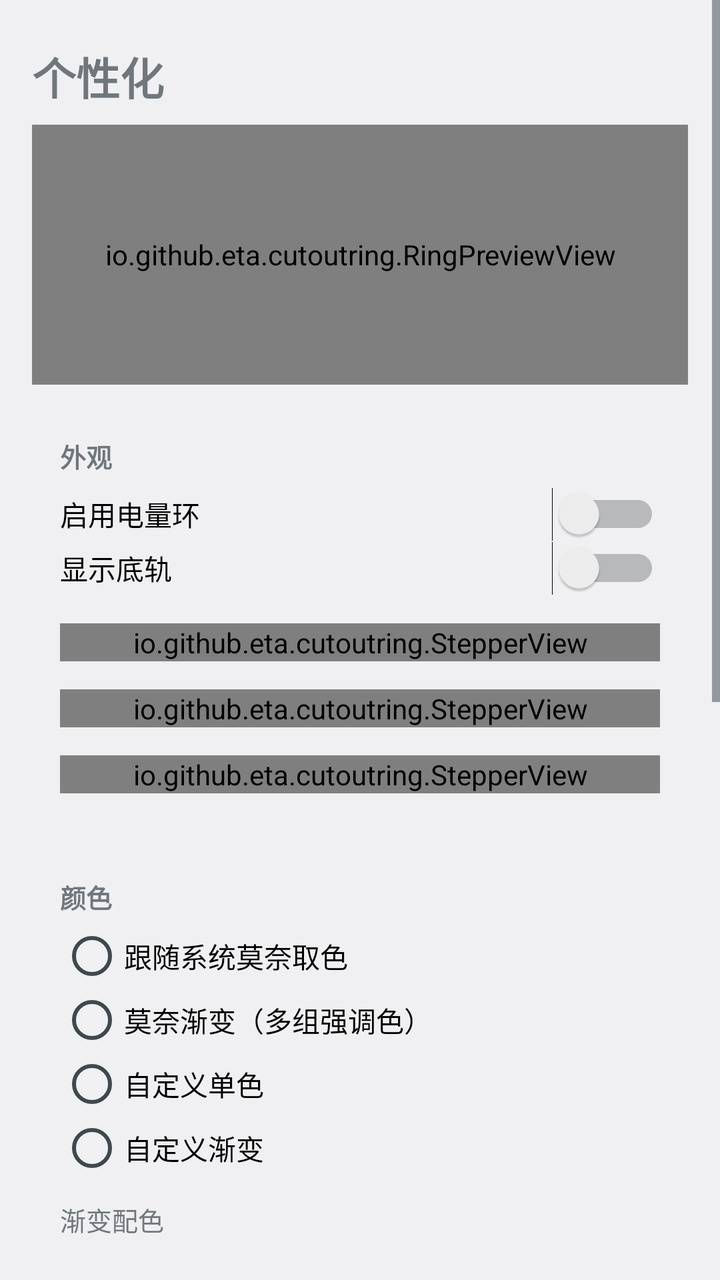
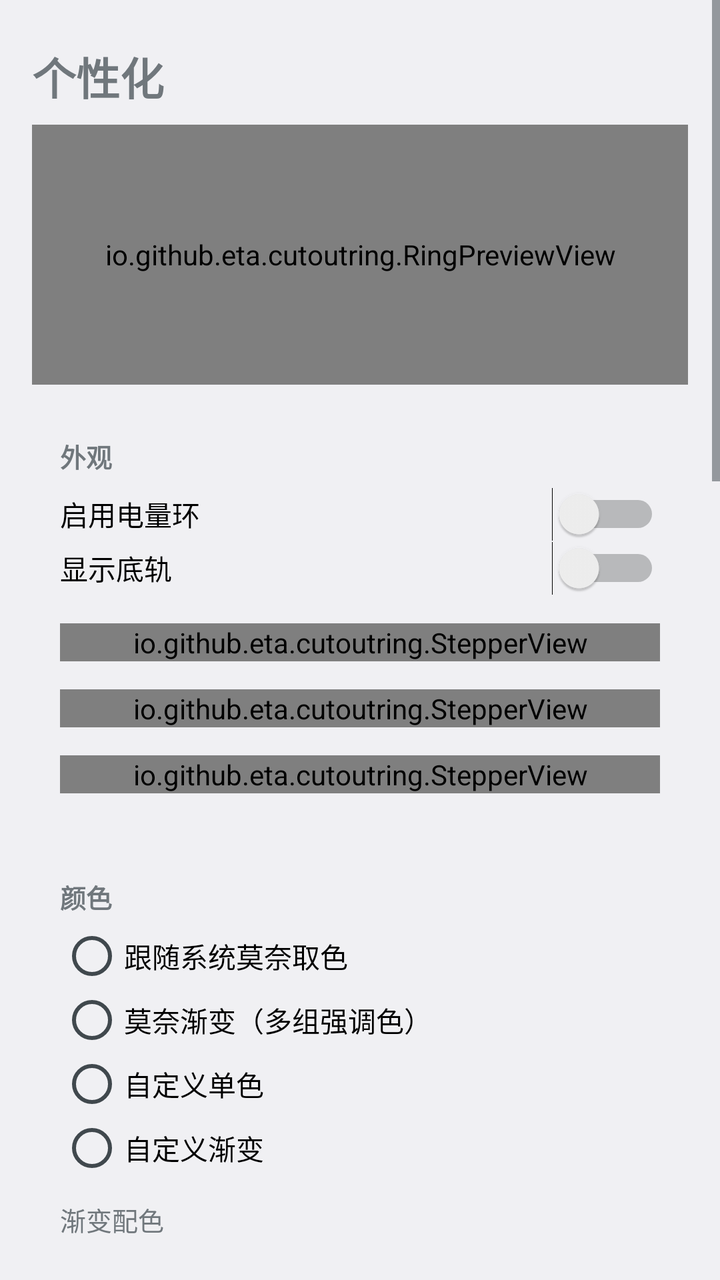

Before-and-after screenshots of an Android layout around one commit, followed by the original layout XML and the change that was made.
<!-- AndroidManifest.xml: application theme android:Theme.DeviceDefault.DayNight -->
<!-- res/layout/page_personalize.xml -->
<?xml version="1.0" encoding="utf-8"?>
<ScrollView xmlns:android="http://schemas.android.com/apk/res/android"
    android:layout_width="match_parent"
    android:layout_height="match_parent">

    <LinearLayout
        android:layout_width="match_parent"
        android:layout_height="wrap_content"
        android:orientation="vertical"
        android:padding="16dp">

        <TextView
            android:layout_width="match_parent"
            android:layout_height="wrap_content"
            android:layout_marginTop="6dp"
            android:text="@string/tab_personalize"
            android:textSize="22sp"
            android:textStyle="bold" />

        <io.github.eta.cutoutring.RingPreviewView
            android:id="@+id/preview"
            android:layout_width="match_parent"
            android:layout_height="130dp"
            android:layout_marginTop="8dp" />

        
        <LinearLayout
            android:id="@+id/card_appearance"
            android:layout_width="match_parent"
            android:layout_height="wrap_content"
            android:layout_marginTop="12dp"
            android:orientation="vertical"
            android:padding="14dp">

            <TextView
                android:layout_width="match_parent"
                android:layout_height="wrap_content"
                android:text="@string/section_appearance"
                android:textSize="13sp"
                android:textStyle="bold" />

            <Switch
                android:id="@+id/sw_enable"
                android:layout_width="match_parent"
                android:layout_height="wrap_content"
                android:layout_marginTop="6dp"
                android:text="@string/opt_enable" />

            <Switch
                android:id="@+id/sw_track"
                android:layout_width="match_parent"
                android:layout_height="wrap_content"
                android:text="@string/opt_track" />

            <io.github.eta.cutoutring.StepperView
                android:id="@+id/st_stroke"
                android:layout_width="match_parent"
                android:layout_height="wrap_content"
                android:layout_marginTop="14dp" />

            <io.github.eta.cutoutring.StepperView
                android:id="@+id/st_gap"
                android:layout_width="match_parent"
                android:layout_height="wrap_content"
                android:layout_marginTop="14dp" />

            <io.github.eta.cutoutring.StepperView
                android:id="@+id/st_start"
                android:layout_width="match_parent"
                android:layout_height="wrap_content"
                android:layout_marginTop="14dp" />
        </LinearLayout>

        
        <LinearLayout
            android:id="@+id/card_color"
            android:layout_width="match_parent"
            android:layout_height="wrap_content"
            android:layout_marginTop="14dp"
            android:orientation="vertical"
            android:padding="14dp">

            <TextView
                android:layout_width="match_parent"
                android:layout_height="wrap_content"
                android:text="@string/section_color"
                android:textSize="13sp"
                android:textStyle="bold" />

            <RadioGroup
                android:id="@+id/rg_mode"
                android:layout_width="match_parent"
                android:layout_height="wrap_content"
                android:layout_marginTop="4dp"
                android:orientation="vertical">

                <RadioButton
                    android:id="@+id/rb_monet"
                    android:layout_width="match_parent"
                    android:layout_height="wrap_content"
                    android:text="@string/mode_monet" />

                <RadioButton
                    android:id="@+id/rb_monet_gradient"
                    android:layout_width="match_parent"
                    android:layout_height="wrap_content"
                    android:text="@string/mode_monet_gradient" />

                <RadioButton
                    android:id="@+id/rb_single"
                    android:layout_width="match_parent"
                    android:layout_height="wrap_content"
                    android:text="@string/mode_single" />

                <RadioButton
                    android:id="@+id/rb_gradient"
                    android:layout_width="match_parent"
                    android:layout_height="wrap_content"
                    android:text="@string/mode_gradient" />
            </RadioGroup>

            <LinearLayout
                android:id="@+id/row_monet_palette"
                android:layout_width="match_parent"
                android:layout_height="wrap_content"
                android:layout_marginTop="10dp"
                android:gravity="center_vertical"
                android:orientation="horizontal">

                <TextView
                    android:layout_width="0dp"
                    android:layout_height="wrap_content"
                    android:layout_weight="1"
                    android:text="@string/monet_palette"
                    android:textSize="13sp" />

                <LinearLayout
                    android:id="@+id/monet_pair_container"
                    android:layout_width="wrap_content"
                    android:layout_height="wrap_content"
                    android:gravity="center_vertical"
                    android:orientation="horizontal" />
            </LinearLayout>

            <LinearLayout
                android:id="@+id/row_single"
                android:layout_width="match_parent"
                android:layout_height="wrap_content"
                android:layout_marginTop="8dp"
                android:gravity="center_vertical"
                android:orientation="horizontal">

                <TextView
                    android:layout_width="0dp"
                    android:layout_height="wrap_content"
                    android:layout_weight="1"
                    android:text="@string/color_single"
                    android:textSize="13sp" />

                <View
                    android:id="@+id/swatch_single"
                    android:layout_width="38dp"
                    android:layout_height="38dp" />
            </LinearLayout>

            <LinearLayout
                android:id="@+id/row_gradient"
                android:layout_width="match_parent"
                android:layout_height="wrap_content"
                android:layout_marginTop="8dp"
                android:orientation="vertical">

                <LinearLayout
                    android:layout_width="match_parent"
                    android:layout_height="wrap_content"
                    android:gravity="center_vertical"
                    android:orientation="horizontal">

                    <TextView
                        android:layout_width="0dp"
                        android:layout_height="wrap_content"
                        android:layout_weight="1"
                        android:text="@string/color_start"
                        android:textSize="13sp" />

                    <View
                        android:id="@+id/swatch_start"
                        android:layout_width="38dp"
                        android:layout_height="38dp" />
                </LinearLayout>

                <LinearLayout
                    android:layout_width="match_parent"
                    android:layout_height="wrap_content"
                    android:layout_marginTop="8dp"
                    android:gravity="center_vertical"
                    android:orientation="horizontal">

                    <TextView
                        android:layout_width="0dp"
                        android:layout_height="wrap_content"
                        android:layout_weight="1"
                        android:text="@string/color_end"
                        android:textSize="13sp" />

                    <View
                        android:id="@+id/swatch_end"
                        android:layout_width="38dp"
                        android:layout_height="38dp" />
                </LinearLayout>
            </LinearLayout>

            <Switch
                android:id="@+id/sw_warn"
                android:layout_width="match_parent"
                android:layout_height="wrap_content"
                android:layout_marginTop="12dp"
                android:text="@string/warn_enable" />

            <io.github.eta.cutoutring.StepperView
                android:id="@+id/st_warn_threshold"
                android:layout_width="match_parent"
                android:layout_height="wrap_content"
                android:layout_marginTop="10dp" />

            <LinearLayout
                android:id="@+id/row_warn"
                android:layout_width="match_parent"
                android:layout_height="wrap_content"
                android:layout_marginTop="6dp"
                android:gravity="center_vertical"
                android:orientation="horizontal">

                <TextView
                    android:layout_width="0dp"
                    android:layout_height="wrap_content"
                    android:layout_weight="1"
                    android:text="@string/warn_color"
                    android:textSize="13sp" />

                <View
                    android:id="@+id/swatch_warn"
                    android:layout_width="38dp"
                    android:layout_height="38dp" />
            </LinearLayout>

            <Switch
                android:id="@+id/sw_charging"
                android:layout_width="match_parent"
                android:layout_height="wrap_content"
                android:layout_marginTop="12dp"
                android:text="@string/charging_override" />

            <LinearLayout
                android:id="@+id/row_charging"
                android:layout_width="match_parent"
                android:layout_height="wrap_content"
                android:layout_marginTop="6dp"
                android:gravity="center_vertical"
                android:orientation="horizontal">

                <TextView
                    android:layout_width="0dp"
                    android:layout_height="wrap_content"
                    android:layout_weight="1"
                    android:text="@string/charging_color"
                    android:textSize="13sp" />

                <View
                    android:id="@+id/swatch_charging"
                    android:layout_width="38dp"
                    android:layout_height="38dp" />
            </LinearLayout>
        </LinearLayout>
        
        <LinearLayout
            android:id="@+id/card_charge_anim"
            android:layout_width="match_parent"
            android:layout_height="wrap_content"
            android:layout_marginTop="14dp"
            android:layout_marginBottom="20dp"
            android:orientation="vertical"
            android:padding="14dp">

            <TextView
                android:layout_width="match_parent"
                android:layout_height="wrap_content"
                android:text="@string/section_charge_anim"
                android:textSize="13sp"
                android:textStyle="bold" />

            <Switch
                android:id="@+id/sw_charge_anim"
                android:layout_width="match_parent"
                android:layout_height="wrap_content"
                android:layout_marginTop="6dp"
                android:text="@string/opt_charge_anim" />

            <TextView
                android:layout_width="match_parent"
                android:layout_height="wrap_content"
                android:layout_marginTop="4dp"
                android:lineSpacingExtra="3dp"
                android:text="@string/charge_anim_hint"
                android:textColor="?android:attr/textColorSecondary"
                android:textSize="12sp" />

            <io.github.eta.cutoutring.StepperView
                android:id="@+id/st_charge_anim_speed"
                android:layout_width="match_parent"
                android:layout_height="wrap_content"
                android:layout_marginTop="10dp" />
        </LinearLayout>
    </LinearLayout>
</ScrollView>
<!-- resources referenced by this layout -->
<resources>
  <string name="charge_anim_hint">插电时环会变绿并旋转两圈（先快后慢），转完保持绿色表示正在充电。</string>
  <string name="charging_color">充电颜色</string>
  <string name="charging_override">充电时统一着色</string>
  <string name="color_end">渐变终点色</string>
  <string name="color_single">环颜色</string>
  <string name="color_start">渐变起点色</string>
  <string name="mode_gradient">自定义渐变</string>
  <string name="mode_monet">跟随系统莫奈取色</string>
  <string name="mode_monet_gradient">莫奈渐变（多组强调色）</string>
  <string name="mode_single">自定义单色</string>
  <string name="monet_palette">渐变配色</string>
  <string name="opt_charge_anim">插入充电器时播放旋转动画</string>
  <string name="opt_enable">启用电量环</string>
  <string name="opt_track">显示底轨</string>
  <string name="section_appearance">外观</string>
  <string name="section_charge_anim">充电动画</string>
  <string name="section_color">颜色</string>
  <string name="tab_personalize">个性化</string>
  <string name="warn_color">低电量颜色</string>
  <string name="warn_enable">低电量时变色</string>
</resources>

<!-- the commit's change to res/layout/page_personalize.xml (unified diff, before → after) -->
@@ -274,6 +274,173 @@
         </LinearLayout>
         
         <LinearLayout
+            android:id="@+id/card_power"
+            android:layout_width="match_parent"
+            android:layout_height="wrap_content"
+            android:layout_marginTop="14dp"
+            android:orientation="vertical"
+            android:padding="14dp">
+
+            <TextView
+                android:layout_width="match_parent"
+                android:layout_height="wrap_content"
+                android:text="@string/section_power"
+                android:textSize="13sp"
+                android:textStyle="bold" />
+
+            <Switch
+                android:id="@+id/sw_power"
+                android:layout_width="match_parent"
+                android:layout_height="wrap_content"
+                android:layout_marginTop="6dp"
+                android:text="@string/opt_power" />
+
+            <TextView
+                android:layout_width="match_parent"
+                android:layout_height="wrap_content"
+                android:layout_marginTop="4dp"
+                android:lineSpacingExtra="3dp"
+                android:text="@string/power_hint"
+                android:textColor="?android:attr/textColorSecondary"
+                android:textSize="12sp" />
+
+            <LinearLayout
+                android:id="@+id/power_options"
+                android:layout_width="match_parent"
+                android:layout_height="wrap_content"
+                android:orientation="vertical">
+
+                <TextView
+                    android:layout_width="match_parent"
+                    android:layout_height="wrap_content"
+                    android:layout_marginTop="12dp"
+                    android:text="@string/section_power_style"
+                    android:textSize="13sp"
+                    android:textStyle="bold" />
+
+                <RadioGroup
+                    android:id="@+id/rg_power_mode"
+                    android:layout_width="match_parent"
+                    android:layout_height="wrap_content"
+                    android:layout_marginTop="4dp"
+                    android:orientation="vertical">
+
+                    <RadioButton
+                        android:id="@+id/rb_power_follow"
+                        android:layout_width="match_parent"
+                        android:layout_height="wrap_content"
+                        android:text="@string/power_mode_follow" />
+
+                    <RadioButton
+                        android:id="@+id/rb_power_single"
+                        android:layout_width="match_parent"
+                        android:layout_height="wrap_content"
+                        android:text="@string/power_mode_single" />
+
+                    <RadioButton
+                        android:id="@+id/rb_power_gradient"
+                        android:layout_width="match_parent"
+                        android:layout_height="wrap_content"
+                        android:text="@string/power_mode_gradient" />
+                </RadioGroup>
+
+                <LinearLayout
+                    android:id="@+id/row_power_single"
+                    android:layout_width="match_parent"
+                    android:layout_height="wrap_content"
+                    android:layout_marginTop="8dp"
+                    android:gravity="center_vertical"
+                    android:orientation="horizontal">
+
+                    <TextView
+                        android:layout_width="0dp"
+                        android:layout_height="wrap_content"
+                        android:layout_weight="1"
+                        android:text="@string/power_color"
+                        android:textSize="13sp" />
+
+                    <View
+                        android:id="@+id/swatch_power"
+                        android:layout_width="38dp"
+                        android:layout_height="38dp" />
+                </LinearLayout>
+
+                <LinearLayout
+                    android:id="@+id/row_power_gradient"
+                    android:layout_width="match_parent"
+                    android:layout_height="wrap_content"
+                    android:layout_marginTop="8dp"
+                    android:orientation="vertical">
+
+                    <LinearLayout
+                        android:layout_width="match_parent"
+                        android:layout_height="wrap_content"
+                        android:gravity="center_vertical"
+                        android:orientation="horizontal">
+
+                        <TextView
+                            android:layout_width="0dp"
+                            android:layout_height="wrap_content"
+                            android:layout_weight="1"
+                            android:text="@string/power_color_start"
+                            android:textSize="13sp" />
+
+                        <View
+                            android:id="@+id/swatch_power_start"
+                            android:layout_width="38dp"
+                            android:layout_height="38dp" />
+                    </LinearLayout>
+
+                    <LinearLayout
+                        android:layout_width="match_parent"
+                        android:layout_height="wrap_content"
+                        android:layout_marginTop="8dp"
+                        android:gravity="center_vertical"
+                        android:orientation="horizontal">
+
+                        <TextView
+                            android:layout_width="0dp"
+                            android:layout_height="wrap_content"
+                            android:layout_weight="1"
+                            android:text="@string/power_color_end"
+                            android:textSize="13sp" />
+
+                        <View
+                            android:id="@+id/swatch_power_end"
+                            android:layout_width="38dp"
+                            android:layout_height="38dp" />
+                    </LinearLayout>
+                </LinearLayout>
+
+                <io.github.eta.cutoutring.StepperView
+                    android:id="@+id/st_power_max"
+                    android:layout_width="match_parent"
+                    android:layout_height="wrap_content"
+                    android:layout_marginTop="12dp" />
+
+                <io.github.eta.cutoutring.StepperView
+                    android:id="@+id/st_power_stroke"
+                    android:layout_width="match_parent"
+                    android:layout_height="wrap_content"
+                    android:layout_marginTop="12dp" />
+
+                <io.github.eta.cutoutring.StepperView
+                    android:id="@+id/st_power_gap"
+                    android:layout_width="match_parent"
+                    android:layout_height="wrap_content"
+                    android:layout_marginTop="12dp" />
+
+                <Switch
+                    android:id="@+id/sw_power_track"
+                    android:layout_width="match_parent"
+                    android:layout_height="wrap_content"
+                    android:layout_marginTop="10dp"
+                    android:text="@string/opt_power_track" />
+            </LinearLayout>
+        </LinearLayout>
+
+        
+        <LinearLayout
             android:id="@+id/card_charge_anim"
             android:layout_width="match_parent"
             android:layout_height="wrap_content"
<!-- resource entries referenced after the edit -->
@@ -13,10 +13,21 @@
   <string name="monet_palette">渐变配色</string>
   <string name="opt_charge_anim">插入充电器时播放旋转动画</string>
   <string name="opt_enable">启用电量环</string>
+  <string name="opt_power">显示充电功率内环</string>
+  <string name="opt_power_track">显示内环底轨</string>
   <string name="opt_track">显示底轨</string>
+  <string name="power_color">内环颜色</string>
+  <string name="power_color_end">内环渐变终点</string>
+  <string name="power_color_start">内环渐变起点</string>
+  <string name="power_hint">充电时在电量环内侧再画一圈充电功率，拔掉充电器立即隐藏。功率每 30 秒采样一次。</string>
+  <string name="power_mode_follow">跟随电量环颜色</string>
+  <string name="power_mode_gradient">自定义渐变</string>
+  <string name="power_mode_single">自定义单色</string>
   <string name="section_appearance">外观</string>
   <string name="section_charge_anim">充电动画</string>
   <string name="section_color">颜色</string>
+  <string name="section_power">充电功率内环</string>
+  <string name="section_power_style">内环样式</string>
   <string name="tab_personalize">个性化</string>
   <string name="warn_color">低电量颜色</string>
   <string name="warn_enable">低电量时变色</string>
